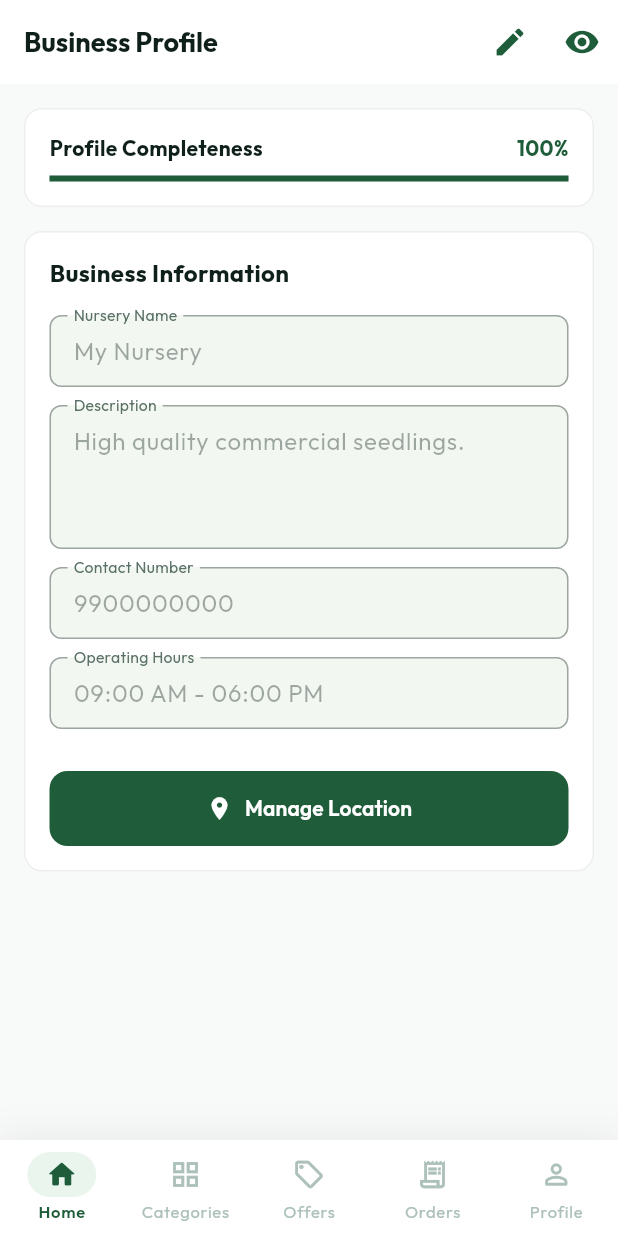
After one commit to vedantaher200/avr-green-nursery-platform, a Flutter app: the OwnerBusinessProfileScreen screen opened by its route, on a phone screen of 412 x 824 dp. The commit adds this screen. Run offline on Flutter 3.47's test engine with Material 3 defaults, Android fonts, the phone set to English and light mode, and no system bars; our stand-ins replace dio, flutter_animate, flutter_riverpod, flutter_secure_storage, geocoding, geolocator and 3 more; accounts and stored records are empty.

Commit message:
feat: add nursery business storefront experience

```diff
--- a/frontend/lib/core/router/app_router.dart
+++ b/frontend/lib/core/router/app_router.dart
@@ -21,8 +21,10 @@ import '../../features/customer/presentation/screens/profile_screen.dart';
 import '../../features/report/presentation/screens/reports_screen.dart';
 import '../../features/superadmin/presentation/screens/superadmin_screen.dart';
 import '../../features/customer/presentation/screens/farmer_offers_screen.dart';
+import '../../features/customer/presentation/screens/public_nursery_storefront_screen.dart';
 import '../../features/dashboard/presentation/screens/owner_offers_screen.dart';
 import '../../features/dashboard/presentation/screens/manage_location_screen.dart';
+import '../../features/dashboard/presentation/screens/owner_business_profile_screen.dart';
 import '../../features/auth/data/providers/auth_provider.dart';
 import '../shell/main_shell.dart';
 
@@ -68,6 +70,7 @@ final routerProvider = Provider<GoRouter>((ref) {
           !(path.startsWith('/storefront') ||
               path.startsWith('/catalog') ||
               path.startsWith('/offers') ||
+              path.startsWith('/nursery') ||
               path.startsWith('/calendar') ||
               path.startsWith('/cart') ||
               path.startsWith('/checkout') ||
@@ -130,8 +133,10 @@ final routerProvider = Provider<GoRouter>((ref) {
               builder: (_, __) => const StorefrontScreen()),
           GoRoute(path: '/cart', builder: (_, __) => const CartScreen()),
           GoRoute(path: '/offers', builder: (_, __) => const FarmerOffersScreen()),
+          GoRoute(path: '/nursery/:id', builder: (_, state) => PublicNurseryStorefrontScreen(nurseryId: state.pathParameters['id']!)),
           GoRoute(path: '/owner/offers', builder: (_, __) => const OwnerOffersScreen()),
           GoRoute(path: '/owner/location', builder: (_, __) => const ManageLocationScreen()),
+          GoRoute(path: '/owner/profile', builder: (_, __) => const OwnerBusinessProfileScreen()),
           GoRoute(
             path: '/calendar',
             builder: (context, _) {
--- a/frontend/lib/core/shell/main_shell.dart
+++ b/frontend/lib/core/shell/main_shell.dart
@@ -348,6 +348,11 @@ List<_NavItem> _getNavItemsForRole(String role, AppLanguage lang) {
             icon: Icons.bar_chart_outlined,
             activeIcon: Icons.bar_chart_rounded,
             route: '/reports'),
+        const _NavItem(
+            label: 'Profile',
+            icon: Icons.business_outlined,
+            activeIcon: Icons.business_rounded,
+            route: '/owner/profile'),
       ];
     case 'staff':
       return [
--- a/frontend/lib/features/customer/presentation/screens/storefront_screen.dart
+++ b/frontend/lib/features/customer/presentation/screens/storefront_screen.dart
@@ -852,7 +852,7 @@ class StorefrontScreen extends ConsumerWidget {
         child: InkWell(
           borderRadius: BorderRadius.circular(14),
           onTap: () {
-            ref.read(selectedNurseryProvider.notifier).state = n;
+            context.push('/nursery/${n.id}');
           },
           child: Column(
             crossAxisAlignment: CrossAxisAlignment.start,
--- /dev/null
+++ b/frontend/lib/features/dashboard/presentation/screens/owner_business_profile_screen.dart
@@ -0,0 +1,171 @@
+import 'package:flutter/material.dart';
+import 'package:flutter_riverpod/flutter_riverpod.dart';
+import 'package:go_router/go_router.dart';
+import '../../../../core/theme/app_theme.dart';
+import '../../../auth/data/providers/auth_provider.dart';
+
+class OwnerBusinessProfileScreen extends ConsumerStatefulWidget {
+  const OwnerBusinessProfileScreen({super.key});
+
+  @override
+  ConsumerState<OwnerBusinessProfileScreen> createState() => _OwnerBusinessProfileScreenState();
+}
+
+class _OwnerBusinessProfileScreenState extends ConsumerState<OwnerBusinessProfileScreen> {
+  bool _isEditing = false;
+  late TextEditingController _nameController;
+  late TextEditingController _descController;
+  late TextEditingController _contactController;
+  late TextEditingController _hoursController;
+
+  @override
+  void initState() {
+    super.initState();
+    final auth = ref.read(authStateProvider);
+    _nameController = TextEditingController(text: auth.firstName ?? 'My Nursery');
+    _descController = TextEditingController(text: 'High quality commercial seedlings.');
+    _contactController = TextEditingController(text: '9900000000');
+    _hoursController = TextEditingController(text: '09:00 AM - 06:00 PM');
+  }
+
+  @override
+  void dispose() {
+    _nameController.dispose();
+    _descController.dispose();
+    _contactController.dispose();
+    _hoursController.dispose();
+    super.dispose();
+  }
+
+  int _calculateCompleteness() {
+    int score = 0;
+    if (_nameController.text.isNotEmpty) score += 25;
+    if (_descController.text.isNotEmpty) score += 25;
+    if (_contactController.text.isNotEmpty) score += 25;
+    if (_hoursController.text.isNotEmpty) score += 25;
+    return score;
+  }
+
+  @override
+  Widget build(BuildContext context) {
+    final completeness = _calculateCompleteness();
+
+    return Scaffold(
+      backgroundColor: AVRColors.backgroundLight,
+      appBar: AppBar(
+        title: const Text('Business Profile', style: TextStyle(fontWeight: FontWeight.bold, fontSize: 18)),
+        backgroundColor: Colors.white,
+        elevation: 0,
+        actions: [
+          IconButton(
+            icon: Icon(_isEditing ? Icons.check_circle : Icons.edit),
+            color: AVRColors.forestGreen,
+            onPressed: () {
+              setState(() {
+                _isEditing = !_isEditing;
+              });
+              if (!_isEditing) {
+                ScaffoldMessenger.of(context).showSnackBar(
+                  const SnackBar(content: Text('Profile saved successfully!')),
+                );
+              }
+            },
+          ),
+          IconButton(
+            icon: const Icon(Icons.visibility),
+            color: AVRColors.forestGreen,
+            tooltip: 'Preview Storefront',
+            onPressed: () => context.push('/storefront'),
+          ),
+        ],
+      ),
+      body: SingleChildScrollView(
+        padding: const EdgeInsets.all(16),
+        child: Column(
+          crossAxisAlignment: CrossAxisAlignment.start,
+          children: [
+            // Completeness Indicator
+            Container(
+              padding: const EdgeInsets.all(16),
+              decoration: BoxDecoration(
+                color: Colors.white,
+                borderRadius: BorderRadius.circular(12),
+                border: Border.all(color: Colors.grey.shade200),
+              ),
+              child: Column(
+                crossAxisAlignment: CrossAxisAlignment.start,
+                children: [
+                  Row(
+                    mainAxisAlignment: MainAxisAlignment.spaceBetween,
+                    children: [
+                      const Text('Profile Completeness', style: TextStyle(fontWeight: FontWeight.bold)),
+                      Text('$completeness%', style: const TextStyle(color: AVRColors.forestGreen, fontWeight: FontWeight.bold)),
+                    ],
+                  ),
+                  const SizedBox(height: 8),
+                  LinearProgressIndicator(
+                    value: completeness / 100,
+                    backgroundColor: Colors.grey.shade200,
+                    color: AVRColors.forestGreen,
+                  ),
+                  if (completeness < 100) ...[
+                    const SizedBox(height: 8),
+                    const Text('Missing fields: Cover Image, Location', style: TextStyle(fontSize: 12, color: Colors.grey)),
+                  ]
+                ],
+              ),
+            ),
+            const SizedBox(height: 16),
+            // Profile Form
+            Container(
+              padding: const EdgeInsets.all(16),
+              decoration: BoxDecoration(
+                color: Colors.white,
+                borderRadius: BorderRadius.circular(12),
+                border: Border.all(color: Colors.grey.shade200),
+              ),
+              child: Column(
+                crossAxisAlignment: CrossAxisAlignment.start,
+                children: [
+                  const Text('Business Information', style: TextStyle(fontWeight: FontWeight.bold, fontSize: 16)),
+                  const SizedBox(height: 16),
+                  _buildTextField('Nursery Name', _nameController),
+                  _buildTextField('Description', _descController, maxLines: 3),
+                  _buildTextField('Contact Number', _contactController),
+                  _buildTextField('Operating Hours', _hoursController),
+                  const SizedBox(height: 16),
+                  ElevatedButton.icon(
+                    style: ElevatedButton.styleFrom(
+                      backgroundColor: AVRColors.forestGreen,
+                      foregroundColor: Colors.white,
+                      minimumSize: const Size(double.infinity, 48),
+                    ),
+                    icon: const Icon(Icons.location_on),
+                    label: const Text('Manage Location'),
+                    onPressed: () => context.push('/owner/location'),
+                  ),
+                ],
+              ),
+            ),
+          ],
+        ),
+      ),
+    );
+  }
+
+  Widget _buildTextField(String label, TextEditingController controller, {int maxLines = 1}) {
+    return Padding(
+      padding: const EdgeInsets.only(bottom: 12),
+      child: TextField(
+        controller: controller,
+        enabled: _isEditing,
+        maxLines: maxLines,
+        decoration: InputDecoration(
+          labelText: label,
+          border: OutlineInputBorder(borderRadius: BorderRadius.circular(8)),
+          contentPadding: const EdgeInsets.symmetric(horizontal: 12, vertical: 12),
+        ),
+      ),
+    );
+  }
+}
--- /dev/null
+++ b/frontend/test_dio.dart
@@ -0,0 +1 @@
+import 'package:dio/dio.dart'; void main() async { var dio = Dio(BaseOptions(baseUrl: 'http://localhost:5000/api/v1')); try { await dio.get('/management/locations'); } on DioException catch (e) { print('URL CALLED: ' + e.requestOptions.uri.toString()); } }
```
Also changed, not shown: frontend/lib/features/customer/presentation/screens/public_nursery_storefront_screen.dart (added, +102 -0 lines), 5 other files.
